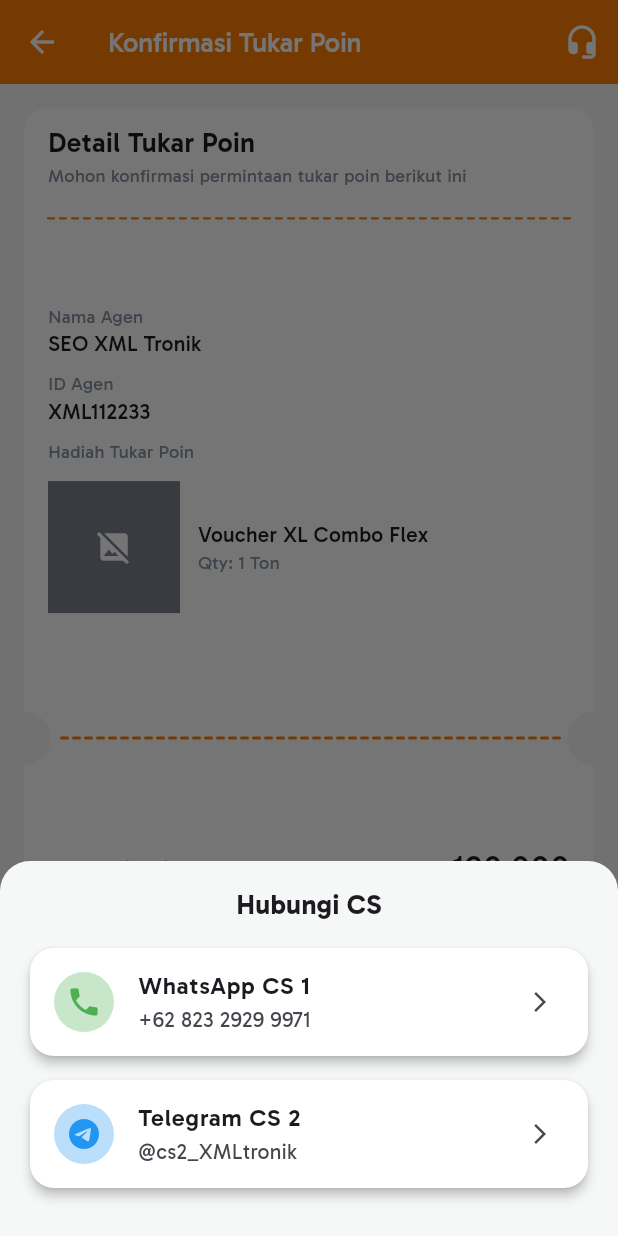
After one commit to lalu-glitch/mobile-xml, a Flutter app: the DetailTukarPoin screen opened directly, after a tap on the "headset mic" icon, on a phone screen of 412 x 824 dp. The commit adds this screen. Run offline on Flutter 3.47's test engine with Material 3 defaults, Android fonts, the phone set to English and light mode, and no system bars; our stand-ins replace app_links, bloc, cached_network_image, dio, flutter_bloc, flutter_dotenv and 10 more; missing offline and left inert: android_id; accounts and stored records are empty.

Commit message:
restructuring folder

```diff
--- /dev/null
+++ b/lib/views/poin_dan_komisi/pages/poin/pages/detail_tukar_poin_page.dart
@@ -0,0 +1,52 @@
+import 'package:flutter/material.dart';
+
+import '../../../../../core/helper/constant_finals.dart';
+import '../../../../../core/utils/bottom_sheet.dart';
+import '../widgets/action_button.dart';
+import '../widgets/poin_exchange_ticket.dart';
+
+class DetailTukarPoin extends StatelessWidget {
+  const DetailTukarPoin({super.key});
+
+  @override
+  Widget build(BuildContext context) {
+    return Scaffold(
+      appBar: AppBar(
+        title: Text(
+          'Konfirmasi Tukar Poin',
+          style: TextStyle(
+            color: kWhite,
+            fontSize: 18,
+            fontWeight: FontWeight.w500,
+          ),
+        ),
+        backgroundColor: kOrange,
+        iconTheme: const IconThemeData(color: kWhite),
+        actions: [
+          IconButton(
+            onPressed: () => showCSBottomSheet(context, "Hubungi CS"),
+            icon: const Icon(Icons.headset_mic_rounded, color: kWhite),
+          ),
+        ],
+      ),
+      backgroundColor: kBackground,
+      body: SingleChildScrollView(
+        child: Column(
+          children: [
+            //card atau tiket yang isinya detail
+            PoinExchangeTicket(),
+
+            //button batal sama konfirmasi
+            SafeArea(
+              child: Padding(
+                padding: const EdgeInsets.symmetric(horizontal: 16),
+                child: ActionButtons(),
+              ),
+            ),
+            SizedBox(height: kSize32),
+          ],
+        ),
+      ),
+    );
+  }
+}
--- a/lib/views/poin_dan_komisi/pages/poin/poin_page.dart
+++ b/lib/views/poin_dan_komisi/pages/poin/pages/poin_page.dart
@@ -1,8 +1,8 @@
 import 'package:flutter/material.dart';
 
-import '../../../../core/helper/constant_finals.dart';
-import '../../../../core/utils/bottom_sheet.dart';
-import '../../../auth/widgets/custom_textfield.dart';
+import '../../../../../core/helper/constant_finals.dart';
+import '../../../../../core/utils/bottom_sheet.dart';
+import '../../../../auth/widgets/custom_textfield.dart';
 
 class PoinPage extends StatelessWidget {
   const PoinPage({super.key});
--- a/lib/views/poin_dan_komisi/pages/poin/verifikasi_tukar_poin_page.dart
+++ b/lib/views/poin_dan_komisi/pages/poin/pages/verifikasi_tukar_poin_page.dart
@@ -1,6 +1,6 @@
 import 'package:flutter/material.dart';
 
-import '../../../../core/helper/constant_finals.dart';
+import '../../../../../core/helper/constant_finals.dart';
 
 class VerifikasiTukarPoinPage extends StatelessWidget {
   const VerifikasiTukarPoinPage({super.key});
--- a/lib/views/poin_dan_komisi/widgets/action_button.dart
+++ b/lib/views/poin_dan_komisi/pages/poin/widgets/action_button.dart
@@ -1,6 +1,6 @@
 import 'package:flutter/material.dart';
 
-import '../../../core/helper/constant_finals.dart';
+import '../../../../../core/helper/constant_finals.dart';
 
 class ActionButton extends StatelessWidget {
   final String label;
--- a/lib/views/poin_dan_komisi/widgets/custom_painter_helper.dart
+++ b/lib/views/poin_dan_komisi/pages/poin/widgets/custom_painter_helper.dart
@@ -1,6 +1,6 @@
 import 'package:flutter/material.dart';
 
-import '../../../core/helper/constant_finals.dart';
+import '../../../../../core/helper/constant_finals.dart';
 
 class CardDecorationPainter extends CustomPainter {
   // Anda bisa membuat rasio ini bisa diubah jika perlu
--- /dev/null
+++ b/lib/views/poin_dan_komisi/pages/poin/widgets/poin_exchange_ticket.dart
@@ -0,0 +1,141 @@
+import 'package:flutter/material.dart';
+
+import '../../../../../core/helper/constant_finals.dart';
+import 'custom_painter_helper.dart';
+import 'text_helper.dart';
+
+class PoinExchangeTicket extends StatelessWidget {
+  const PoinExchangeTicket({super.key});
+
+  @override
+  Widget build(BuildContext context) {
+    return Container(
+      margin: EdgeInsets.fromLTRB(16, 16, 16, 16),
+      height: 600,
+      width: double.infinity,
+      decoration: BoxDecoration(
+        color: kWhite,
+        borderRadius: BorderRadius.circular(16),
+      ),
+      child: Column(
+        children: [
+          //top
+          Expanded(
+            flex: 1,
+            child: Container(
+              padding: EdgeInsets.symmetric(vertical: 10, horizontal: 16),
+              child: Column(
+                crossAxisAlignment: CrossAxisAlignment.start,
+                children: [
+                  const TextTitle('Detail Tukar Poin'),
+                  const TextSub(
+                    'Mohon konfirmasi permintaan tukar poin berikut ini',
+                  ),
+                  Padding(
+                    padding: const EdgeInsets.symmetric(vertical: 20.0),
+                    child: DottedDivider(color: kOrange, strokeWidth: 1.5),
+                  ),
+                ],
+              ),
+            ),
+          ),
+
+          //mid
+          Expanded(
+            flex: 2,
+            child: Container(
+              padding: EdgeInsets.symmetric(vertical: 10, horizontal: 16),
+              child: Column(
+                crossAxisAlignment: CrossAxisAlignment.start,
+                children: [
+                  const InfoText('Nama Agen', 'SEO XML Tronik'),
+                  const InfoText('ID Agen', 'XML112233'),
+                  const TextLabel('Hadiah Tukar Poin'),
+                  SizedBox(height: kSize12),
+                  Row(
+                    children: [
+                      Image.asset(
+                        'assets/images/promo.jpg',
+                        width: 88,
+                        height: 88,
+                        // Placeholder jika gambar tidak ada
+                        errorBuilder: (context, error, stackTrace) {
+                          return Container(
+                            width: 88,
+                            height: 88,
+                            color: kNeutral80,
+                            child: const Icon(
+                              Icons.image_not_supported,
+                              color: kWhite,
+                            ),
+                          );
+                        },
+                      ),
+                      const SizedBox(width: 12),
+                      const Column(
+                        crossAxisAlignment: CrossAxisAlignment.start,
+                        children: [
+                          TextBody('Voucher XL Combo Flex'),
+                          TextSub('Qty: 1 Ton'),
+                        ],
+                      ),
+                    ],
+                  ),
+                ],
+              ),
+            ),
+          ),
+          //cut out
+          Expanded(
+            child: Container(
+              width: double.infinity,
+              child: Row(
+                children: [
+                  Expanded(
+                    child: CustomPaint(painter: CardDecorationPainter()),
+                  ),
+                ],
+              ),
+            ),
+          ),
+          //bottom
+          Expanded(
+            flex: 1,
+            child: Container(
+              padding: EdgeInsets.symmetric(vertical: 10, horizontal: 16),
+              child: Column(
+                children: [
+                  Row(
+                    mainAxisAlignment: MainAxisAlignment.spaceBetween,
+                    children: [
+                      const TextBody('Total Poin Ditukar'),
+                      Text(
+                        '120.000',
+                        style: TextStyle(
+                          fontSize: 24,
+                          fontWeight: FontWeight.w400,
+                        ),
+                      ),
+                    ],
+                  ),
+                  const SizedBox(height: 8),
+                  const Row(
+                    children: [
+                      Icon(Icons.warning_amber_rounded, color: kYellow),
+                      SizedBox(width: 8),
+                      Expanded(
+                        child: TextSub(
+                          'Mohon konfirmasikan detail penukaran poinmu kepada CS',
+                        ),
+                      ),
+                    ],
+                  ),
+                ],
+              ),
+            ),
+          ),
+        ],
+      ),
+    );
+  }
+}
--- a/lib/views/poin_dan_komisi/widgets/text_helper.dart
+++ b/lib/views/poin_dan_komisi/pages/poin/widgets/text_helper.dart
@@ -1,6 +1,6 @@
 import 'package:flutter/material.dart';
 
-import '../../../core/helper/constant_finals.dart';
+import '../../../../../core/helper/constant_finals.dart';
 
 class InfoText extends StatelessWidget {
   final String label;
```
Also changed, not shown: lib/core/routes/app_route.dart (+6 -6 lines), lib/views/poin_dan_komisi/pages/komisi/pages/komisi_page.dart (renamed from lib/views/poin_dan_komisi/pages/komisi/komisi_page.dart, +5 -5 lines), lib/views/poin_dan_komisi/pages/komisi/pages/status_tukar_komisi_page.dart (renamed from lib/views/poin_dan_komisi/pages/poin/status_tukar_poin_page.dart, +5 -5 lines), lib/views/poin_dan_komisi/pages/poin/detail_tukar_poin_page.dart (deleted, +0 -191 lines), lib/views/poin_dan_komisi/pages/poin/pages/status_tukar_poin_page.dart (renamed from lib/views/poin_dan_komisi/pages/komisi/status_tukar_komisi_page.dart, +5 -5 lines).
